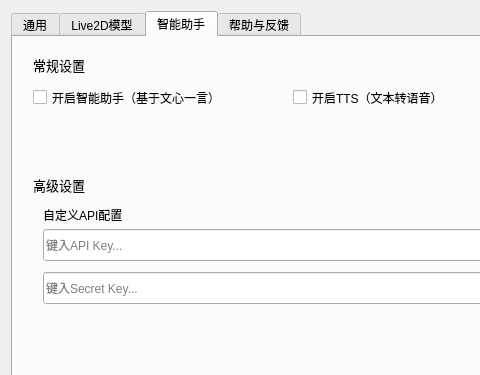
Before: the Qt Designer form settingsdialog.ui in Positron114514/GunShipVPet, drawn with Qt 5; both pictures show x 0 to 480 and y 0 to 375 of the 635 by 459 pixel window.
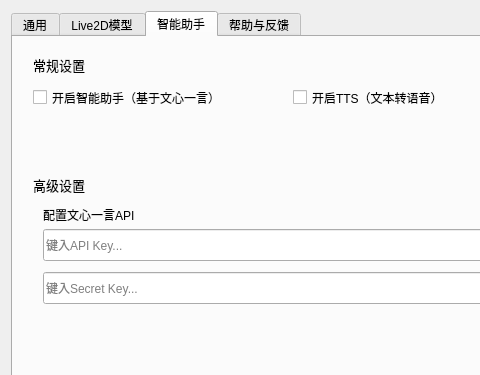
After: the same form once the commit is applied. The open tabs and pages were chosen to show the change. Icons and pictures are not drawn. Custom widgets are drawn as their Qt base class.

```diff
--- a/settingsdialog.ui
+++ b/settingsdialog.ui
@@ -378,7 +378,7 @@
         </rect>
        </property>
        <property name="text">
-        <string>自定义API配置</string>
+        <string>配置文心一言API</string>
        </property>
       </widget>
       <widget class="QPushButton" name="btnAPISave">
```
